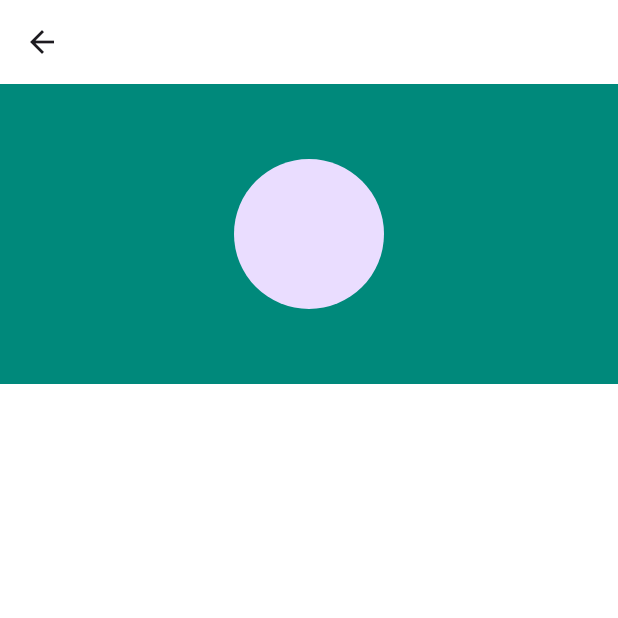
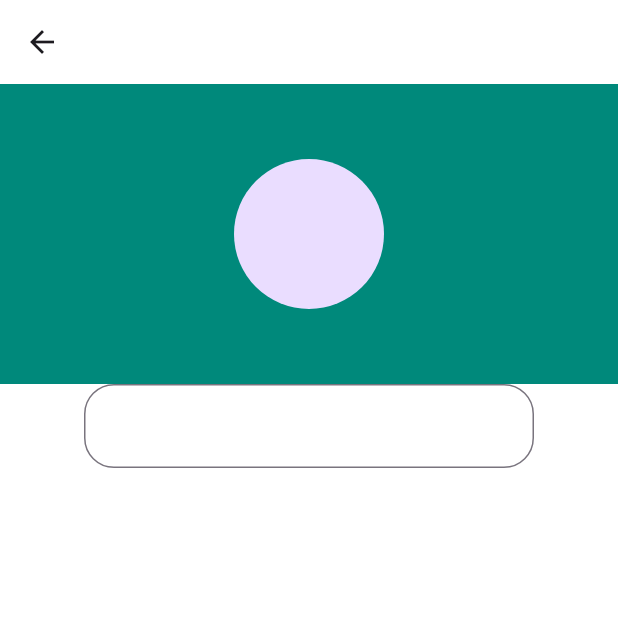
Before and after one commit to shubhamgitvns/Local_working_App, a Flutter app: the Client_form_Page screen opened directly, on a phone screen of 412 x 824 dp, the top half of it. Run offline on Flutter 3.47's test engine with Material 3 defaults, Android fonts, the phone set to English and light mode, and no system bars; our stand-ins replace flip_card; missing offline and left inert: swipebuttonflutter; network calls fail.

Commit message:
Add focus border in the CFM(Client form page)

```diff
--- a/lib/Client_form_page.dart
+++ b/lib/Client_form_page.dart
@@ -35,6 +35,32 @@ class _Client_form_PageState extends State<Client_form_Page> {
                   ),
                 )
               ],
+            ),
+            //*************Text form code start******************
+            Row(
+              mainAxisAlignment: MainAxisAlignment.center,
+              children: [
+                Container(
+                  width: 300,
+                  child: TextField(
+                    decoration: InputDecoration(
+                      border: OutlineInputBorder(
+                        borderRadius: BorderRadius.circular(20)
+                      ),
+                      //********Focus border like hover******************8
+                      focusedBorder: OutlineInputBorder(
+                        borderRadius: BorderRadius.circular(20),
+                        borderSide: BorderSide(
+                          color: App_Theam.Teal,
+                          width: 2,
+                        )
+                      )
+
+                    ),
+
+                  ),
+                )
+              ],
             )
           ],
         ),
```
